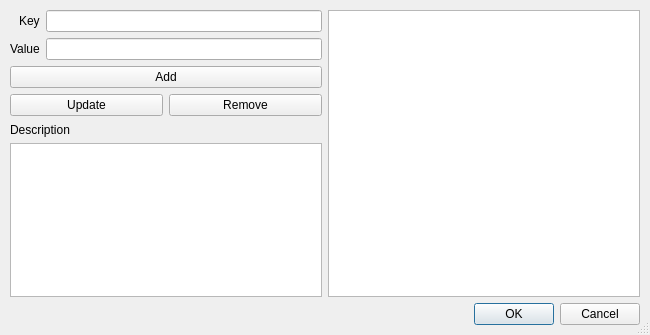
Before: the Qt Designer form qtfred/ui/CustomDataDialog.ui in MjnMixael/fs2open.github.com, drawn with Qt 5.
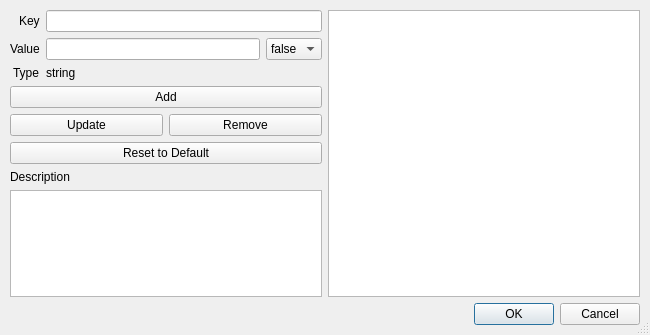
After: the same form once the commit is applied.

Commit message: Implement editor-defined and ship-instance custom data

What changed in the file:
```diff
--- a/qtfred/ui/CustomDataDialog.ui
+++ b/qtfred/ui/CustomDataDialog.ui
@@ -65,7 +65,39 @@
           </widget>
          </item>
          <item row="1" column="1">
-          <widget class="QLineEdit" name="valueLineEdit"/>
+          <layout class="QHBoxLayout" name="valueEditLayout">
+           <item>
+            <widget class="QLineEdit" name="valueLineEdit"/>
+           </item>
+           <item>
+            <widget class="QComboBox" name="valueBoolCombo">
+             <item>
+              <property name="text">
+               <string>false</string>
+              </property>
+             </item>
+             <item>
+              <property name="text">
+               <string>true</string>
+              </property>
+             </item>
+            </widget>
+           </item>
+          </layout>
+         </item>
+         <item row="2" column="0">
+          <widget class="QLabel" name="typeLabel">
+           <property name="text">
+            <string>Type</string>
+           </property>
+          </widget>
+         </item>
+         <item row="2" column="1">
+          <widget class="QLabel" name="typeValueLabel">
+           <property name="text">
+            <string>string</string>
+           </property>
+          </widget>
          </item>
         </layout>
        </item>
@@ -101,6 +133,16 @@
            </property>
           </widget>
          </item>
+         <item row="2" column="0" colspan="2">
+          <widget class="QPushButton" name="resetButton">
+           <property name="toolTip">
+            <string>&lt;html&gt;&lt;head/&gt;&lt;body&gt;&lt;p&gt;Reset the value to the schema default for this key&lt;/p&gt;&lt;/body&gt;&lt;/html&gt;</string>
+           </property>
+           <property name="text">
+            <string>Reset to Default</string>
+           </property>
+          </widget>
+         </item>
         </layout>
        </item>
        <item>
```
The commit also changes 17 other files.
